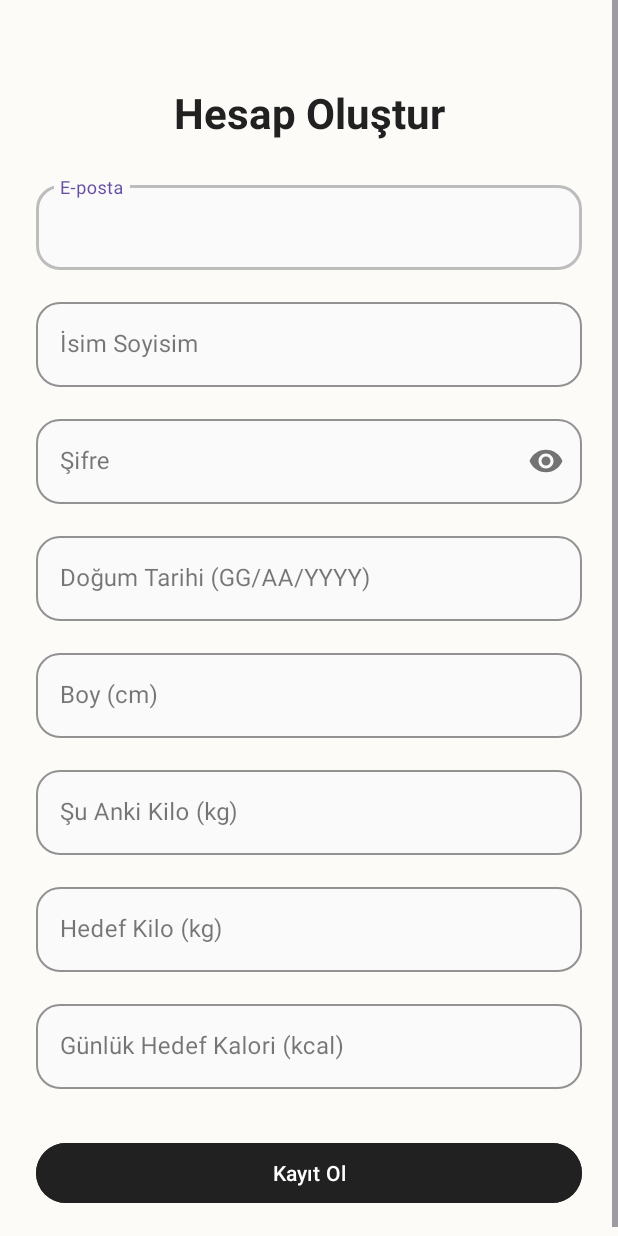
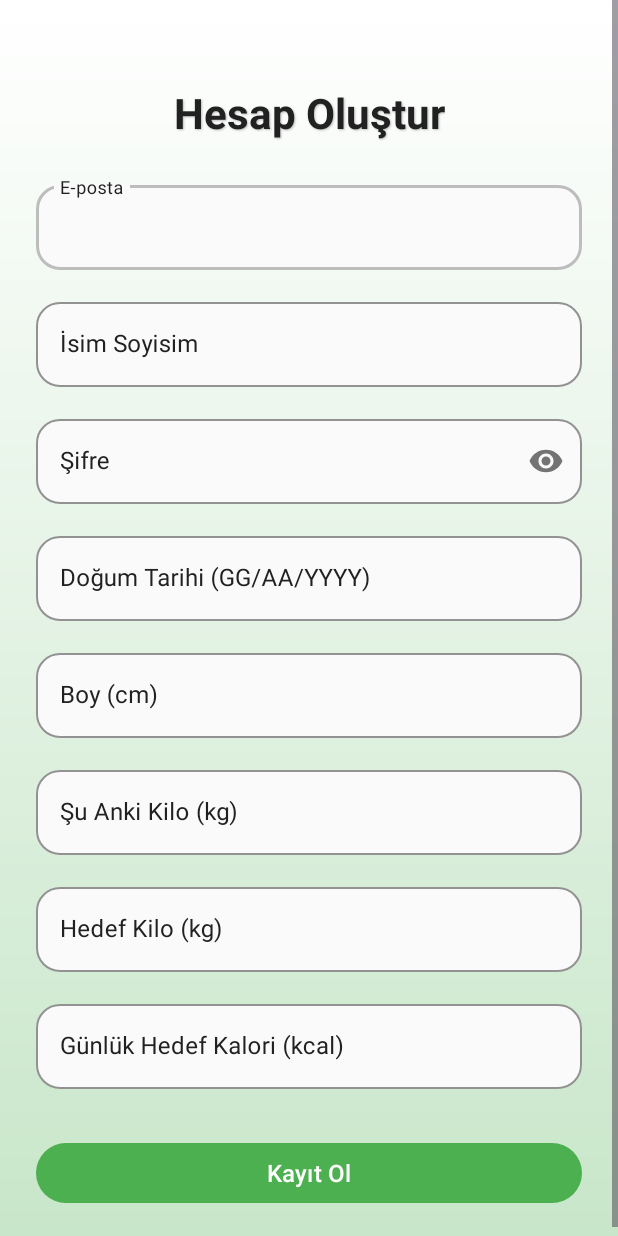
Before and after one commit to yegezici/CalorEase, an Android app: the screen it shows after launch (SignIn), after a tap on "Başla", on a phone screen of 412 x 824 dp. Run offline under Robolectric (Android 15) with nearby library versions, the phone set to English and light mode, and no system bars; our stand-ins replace Firebase (no records; nobody signed in at launch, a user with empty details on screens opened directly).

Commit message:
son updates

```diff
--- a/app/src/main/java/com/example/calorease/MainActivity.java
+++ b/app/src/main/java/com/example/calorease/MainActivity.java
@@ -1,6 +1,7 @@
 package com.example.calorease;
 
 import android.content.Intent;
+import android.content.SharedPreferences;
 import android.os.Bundle;
 import android.view.View;
 import android.widget.Button;
@@ -11,11 +12,17 @@ import androidx.core.view.ViewCompat;
 import androidx.core.view.WindowInsetsCompat;
 
 public class MainActivity extends AppCompatActivity {
-
+    private SharedPreferences sharedPreferences;
     @Override
     protected void onCreate(Bundle savedInstanceState) {
         super.onCreate(savedInstanceState);
         setContentView(R.layout.activity_main);
+        sharedPreferences = getSharedPreferences("LoginPrefs", MODE_PRIVATE);
+        boolean isRemembered = sharedPreferences.getBoolean("isRemembered", false);
+        if (isRemembered) {
+            startActivity(new Intent(MainActivity.this, HomeActivity.class));
+            finish();
+        }
 
         // Edge-to-Edge (tam ekran) özellikleri
         ViewCompat.setOnApplyWindowInsetsListener(findViewById(R.id.main), (v, insets) -> {
--- a/app/src/main/java/com/example/calorease/ProfileActivity.java
+++ b/app/src/main/java/com/example/calorease/ProfileActivity.java
@@ -93,7 +93,7 @@ public class ProfileActivity extends AppCompatActivity {
             editor.putBoolean("isRemembered", false);
             editor.apply();
 
-            Intent intent = new Intent(ProfileActivity.this, LogIn.class);
+            Intent intent = new Intent(ProfileActivity.this, MainActivity.class);
             intent.setFlags(Intent.FLAG_ACTIVITY_NEW_TASK | Intent.FLAG_ACTIVITY_CLEAR_TASK);
             startActivity(intent);
             finish();
--- a/app/src/main/res/layout/activity_sign_in.xml
+++ b/app/src/main/res/layout/activity_sign_in.xml
@@ -5,7 +5,7 @@
     xmlns:tools="http://schemas.android.com/tools"
     android:layout_width="match_parent"
     android:layout_height="match_parent"
-    android:background="#fcfbf7"
+    android:background="@drawable/bg_gradient"
     android:fillViewport="true">
 
     <androidx.constraintlayout.widget.ConstraintLayout
@@ -23,47 +23,54 @@
             android:textSize="28sp"
             android:textStyle="bold"
             android:textColor="#212121"
+            android:shadowColor="#BDBDBD"
+            android:shadowDx="1"
+            android:shadowDy="1"
+            android:shadowRadius="1"
+            android:layout_marginTop="32dp"
             app:layout_constraintTop_toTopOf="parent"
             app:layout_constraintStart_toStartOf="parent"
-            app:layout_constraintEnd_toEndOf="parent"
-            android:layout_marginTop="32dp"/>
+            app:layout_constraintEnd_toEndOf="parent" />
 
+        <!-- E-posta -->
         <com.google.android.material.textfield.TextInputLayout
             style="@style/CalorEaseTextInput"
             android:id="@+id/emailInputLayout"
             android:layout_width="0dp"
             android:layout_height="wrap_content"
             android:hint="E-posta"
+            android:layout_marginTop="24dp"
             app:layout_constraintTop_toBottomOf="@id/signupTitle"
             app:layout_constraintStart_toStartOf="parent"
-            app:layout_constraintEnd_toEndOf="parent"
-            android:layout_marginTop="24dp">
-
+            app:layout_constraintEnd_toEndOf="parent">
             <com.google.android.material.textfield.TextInputEditText
                 android:id="@+id/emailEditText"
                 android:layout_width="match_parent"
                 android:layout_height="wrap_content"
-                android:inputType="textEmailAddress"/>
+                android:inputType="textEmailAddress"
+                android:textColor="#212121" />
         </com.google.android.material.textfield.TextInputLayout>
 
+        <!-- İsim Soyisim -->
         <com.google.android.material.textfield.TextInputLayout
             style="@style/CalorEaseTextInput"
             android:id="@+id/fullNameInputLayout"
             android:layout_width="0dp"
             android:layout_height="wrap_content"
             android:hint="İsim Soyisim"
+            android:layout_marginTop="16dp"
             app:layout_constraintTop_toBottomOf="@id/emailInputLayout"
             app:layout_constraintStart_toStartOf="parent"
-            app:layout_constraintEnd_toEndOf="parent"
-            android:layout_marginTop="16dp">
-
+            app:layout_constraintEnd_toEndOf="parent">
             <com.google.android.material.textfield.TextInputEditText
                 android:id="@+id/fullNameEditText"
                 android:layout_width="match_parent"
                 android:layout_height="wrap_content"
-                android:inputType="textPersonName"/>
+                android:inputType="textPersonName"
+                android:textColor="#212121" />
         </com.google.android.material.textfield.TextInputLayout>
 
+        <!-- Şifre -->
         <com.google.android.material.textfield.TextInputLayout
             style="@style/CalorEaseTextInput"
             android:id="@+id/passwordInputLayout"
@@ -71,120 +78,129 @@
             android:layout_height="wrap_content"
             android:hint="Şifre"
             app:passwordToggleEnabled="true"
+            android:layout_marginTop="16dp"
             app:layout_constraintTop_toBottomOf="@id/fullNameInputLayout"
             app:layout_constraintStart_toStartOf="parent"
-            app:layout_constraintEnd_toEndOf="parent"
-            android:layout_marginTop="16dp">
-
+            app:layout_constraintEnd_toEndOf="parent">
             <com.google.android.material.textfield.TextInputEditText
                 android:id="@+id/passwordEditText"
                 android:layout_width="match_parent"
                 android:layout_height="wrap_content"
-                android:inputType="textPassword"/>
+                android:inputType="textPassword"
+                android:textColor="#212121" />
         </com.google.android.material.textfield.TextInputLayout>
 
+        <!-- Doğum Tarihi -->
         <com.google.android.material.textfield.TextInputLayout
             style="@style/CalorEaseTextInput"
             android:id="@+id/birthDateInputLayout"
             android:layout_width="0dp"
             android:layout_height="wrap_content"
             android:hint="Doğum Tarihi (GG/AA/YYYY)"
+            android:layout_marginTop="16dp"
             app:layout_constraintTop_toBottomOf="@id/passwordInputLayout"
             app:layout_constraintStart_toStartOf="parent"
-            app:layout_constraintEnd_toEndOf="parent"
-            android:layout_marginTop="16dp">
-
+            app:layout_constraintEnd_toEndOf="parent">
             <com.google.android.material.textfield.TextInputEditText
                 android:id="@+id/birthDateEditText"
                 android:layout_width="match_parent"
                 android:layout_height="wrap_content"
                 android:focusable="false"
-                android:inputType="date"/>
+                android:inputType="date"
+                android:textColor="#212121" />
         </com.google.android.material.textfield.TextInputLayout>
 
+        <!-- Boy -->
         <com.google.android.material.textfield.TextInputLayout
             style="@style/CalorEaseTextInput"
             android:id="@+id/heightInputLayout"
             android:layout_width="0dp"
             android:layout_height="wrap_content"
             android:hint="Boy (cm)"
+            android:layout_marginTop="16dp"
             app:layout_constraintTop_toBottomOf="@id/birthDateInputLayout"
             app:layout_constraintStart_toStartOf="parent"
-            app:layout_constraintEnd_toEndOf="parent"
-            android:layout_marginTop="16dp">
-
+            app:layout_constraintEnd_toEndOf="parent">
             <com.google.android.material.textfield.TextInputEditText
                 android:id="@+id/heightEditText"
                 android:layout_width="match_parent"
                 android:layout_height="wrap_content"
-                android:inputType="number"/>
+                android:inputType="number"
+                android:textColor="#212121" />
         </com.google.android.material.textfield.TextInputLayout>
 
+        <!-- Şu Anki Kilo -->
         <com.google.android.material.textfield.TextInputLayout
             style="@style/CalorEaseTextInput"
             android:id="@+id/currentWeightInputLayout"
             android:layout_width="0dp"
             android:layout_height="wrap_content"
             android:hint="Şu Anki Kilo (kg)"
+            android:layout_marginTop="16dp"
             app:layout_constraintTop_toBottomOf="@id/heightInputLayout"
             app:layout_constraintStart_toStartOf="parent"
-            app:layout_constraintEnd_toEndOf="parent"
-            android:layout_marginTop="16dp">
-
+            app:layout_constraintEnd_toEndOf="parent">
             <com.google.android.material.textfield.TextInputEditText
                 android:id="@+id/currentWeightEditText"
                 android:layout_width="match_parent"
                 android:layout_height="wrap_content"
-                android:inputType="number"/>
+                android:inputType="number"
+                android:textColor="#212121" />
         </com.google.android.material.textfield.TextInputLayout>
 
+        <!-- Hedef Kilo -->
         <com.google.android.material.textfield.TextInputLayout
             style="@style/CalorEaseTextInput"
             android:id="@+id/targetWeightInputLayout"
             android:layout_width="0dp"
             android:layout_height="wrap_content"
             android:hint="Hedef Kilo (kg)"
+            android:layout_marginTop="16dp"
             app:layout_constraintTop_toBottomOf="@id/currentWeightInputLayout"
             app:layout_constraintStart_toStartOf="parent"
-            app:layout_constraintEnd_toEndOf="parent"
-            android:layout_marginTop="16dp">
-
+            app:layout_constraintEnd_toEndOf="parent">
             <com.google.android.material.textfield.TextInputEditText
                 android:id="@+id/targetWeightEditText"
                 android:layout_width="match_parent"
                 android:layout_height="wrap_content"
-                android:inputType="number"/>
+                android:inputType="number"
+                android:textColor="#212121" />
         </com.google.android.material.textfield.TextInputLayout>
 
+        <!-- Günlük Hedef Kalori -->
         <com.google.android.material.textfield.TextInputLayout
             style="@style/CalorEaseTextInput"
             android:id="@+id/dailyCalorieGoalInputLayout"
             android:layout_width="0dp"
             android:layout_height="wrap_content"
             android:hint="Günlük Hedef Kalori (kcal)"
+            android:layout_marginTop="16dp"
             app:layout_constraintTop_toBottomOf="@id/targetWeightInputLayout"
             app:layout_constraintStart_toStartOf="parent"
-            app:layout_constraintEnd_toEndOf="parent"
-            android:layout_marginTop="16dp">
-
+            app:layout_constraintEnd_toEndOf="parent">
             <com.google.android.material.textfield.TextInputEditText
                 android:id="@+id/dailyCalorieGoalEditText"
                 android:layout_width="match_parent"
                 android:layout_height="wrap_content"
-                android:inputType="number"/>
+                android:inputType="number"
+                android:textColor="#212121" />
         </com.google.android.material.textfield.TextInputLayout>
 
+        <!-- Kayıt Ol Butonu -->
         <com.google.android.material.button.MaterialButton
             android:id="@+id/signupButton"
             android:layout_width="0dp"
             android:layout_height="wrap_content"
             android:text="Kayıt Ol"
+            android:textAllCaps="false"
+            android:textSize="16sp"
             android:textColor="#FFFFFF"
-            android:backgroundTint="#212121"
             app:cornerRadius="24dp"
+            app:backgroundTint="#4CAF50"
+            android:layout_marginTop="32dp"
             app:layout_constraintTop_toBottomOf="@id/dailyCalorieGoalInputLayout"
             app:layout_constraintStart_toStartOf="parent"
-            app:layout_constraintEnd_toEndOf="parent"
-            android:layout_marginTop="32dp"/>
+            app:layout_constraintEnd_toEndOf="parent" />
+
     </androidx.constraintlayout.widget.ConstraintLayout>
 </ScrollView>
--- a/app/src/main/res/values/themes.xml
+++ b/app/src/main/res/values/themes.xml
@@ -19,6 +19,10 @@
         <item name="boxStrokeColor">#BDBDBD</item> <!-- Açık gri çizgi -->
         <item name="boxStrokeWidth">1dp</item>
         <item name="boxStrokeWidthFocused">2dp</item>
+        <item name="android:textColorHint">#212121</item>
+        <item name="hintTextColor">#212121</item>
+        <item name="android:textColor">#212121</item>
+
     </style>
 
 
```
Also changed, not shown: app/src/main/res/layout/activity_chatbot.xml (+39 -17 lines), app/src/main/res/layout/activity_diet_history.xml (+21 -7 lines), app/src/main/res/layout/activity_home.xml (+3 -10 lines), app/src/main/res/layout/activity_login.xml (+14 -13 lines), app/build.gradle.kts (line endings or trailing spaces).
